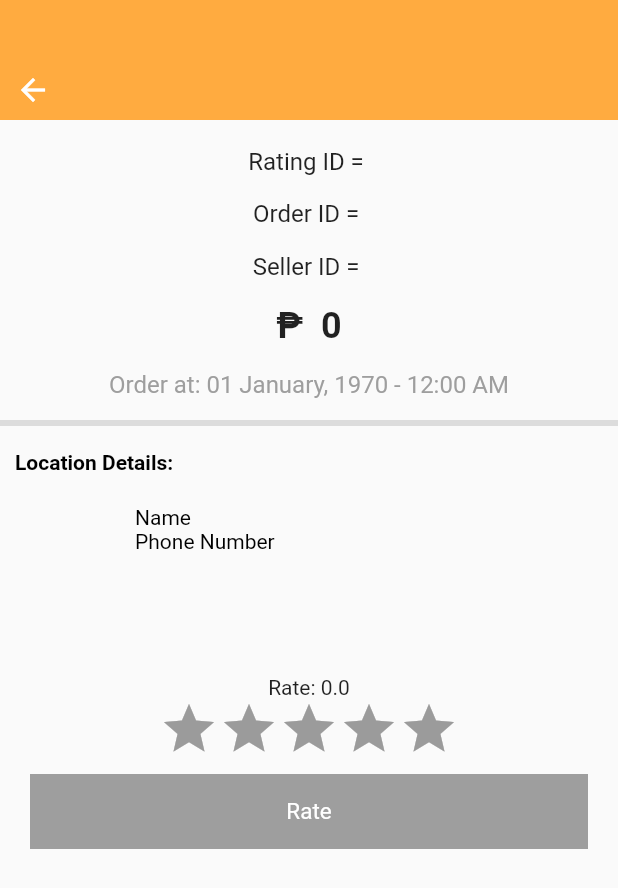
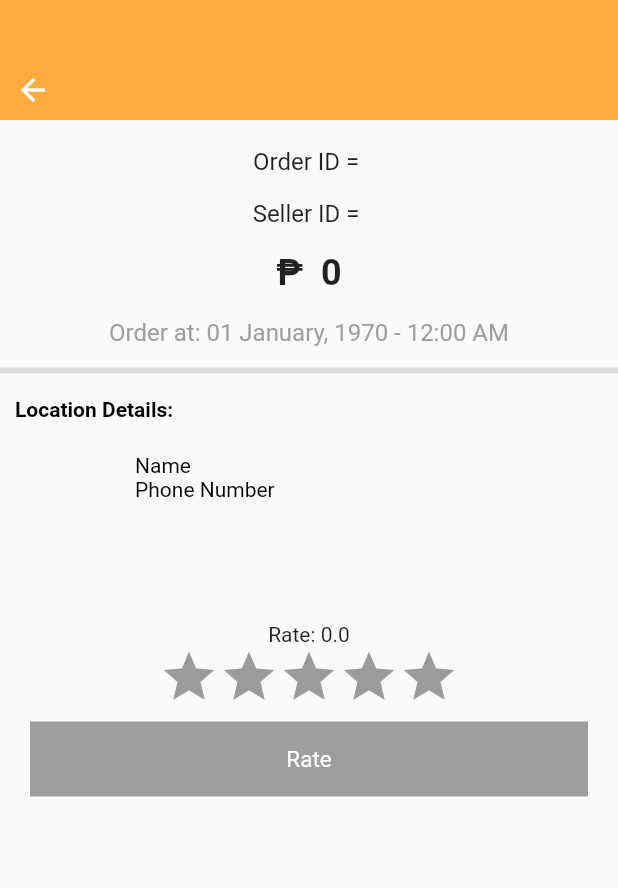
Before and after one commit to calaorrene/pika_food_users, a Flutter app: the OrderDetailsRate screen opened directly with empty values, on a phone screen of 412 x 824 dp. Shown: the top 888 px of the screen. Run offline on Flutter 3.47's test engine with Material 2 defaults, Android fonts, the phone set to English and light mode, and no system bars; drawn by our look-alikes of flutter_rating_bar; our stand-ins replace carousel_slider, cloud_firestore, firebase_auth, firebase_core, firebase_storage, fluttertoast and 4 more; missing offline and left inert: cloud_firestore_web, firebase_auth_web, firebase_core_web, firebase_storage_web, geolocator_web, image_picker_for_web and 2 more; accounts and stored records are empty.

Commit message:
Rating + 1

```diff
--- a/lib/mainScreens/order_details_rate.dart
+++ b/lib/mainScreens/order_details_rate.dart
@@ -162,13 +162,6 @@ class _OrderDetailsRateState extends State<OrderDetailsRate>
                   Padding(
                     padding: const EdgeInsets.all(8.0),
                     child: Text(
-                      "Rating ID = " + widget.orderID!,
-                      style: const TextStyle(fontSize: 16),
-                    ),
-                  ),
-                  Padding(
-                    padding: const EdgeInsets.all(8.0),
-                    child: Text(
                       "Order ID = " + widget.orderID!,
                       style: const TextStyle(fontSize: 16),
                     ),
@@ -235,20 +228,18 @@ class _OrderDetailsRateState extends State<OrderDetailsRate>
                         shouldAbsorb = false;
                         this._rating = 1;
                       }
-
                       else if (rating <= 2){
-                        this._rating = 2;
+                        this._rating = 1;
                       }
                       else if (rating <= 3){
-                        this._rating = 3;
+                        this._rating = 1;
                       }
                       else if (rating <= 4){
-                        this._rating = 4;
+                        this._rating = 1;
                       }
                       else if (rating <= 5){
-                        this._rating = 5;
+                        this._rating = 1;
                       }
-
                     }),
                   ),
 
```
